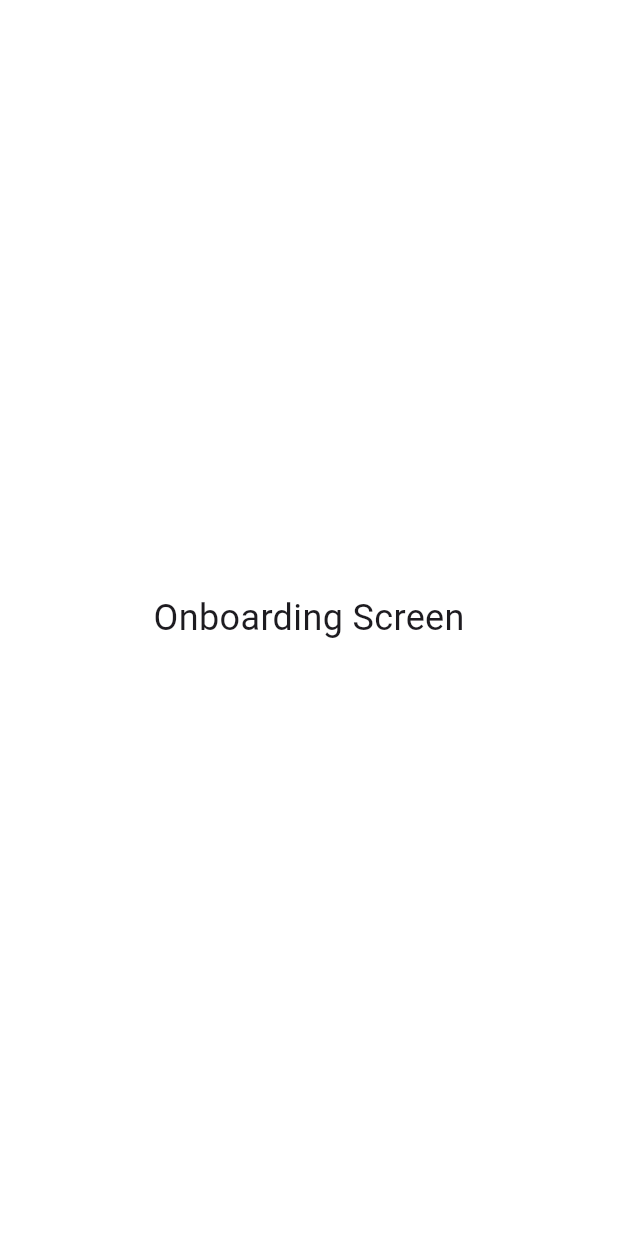
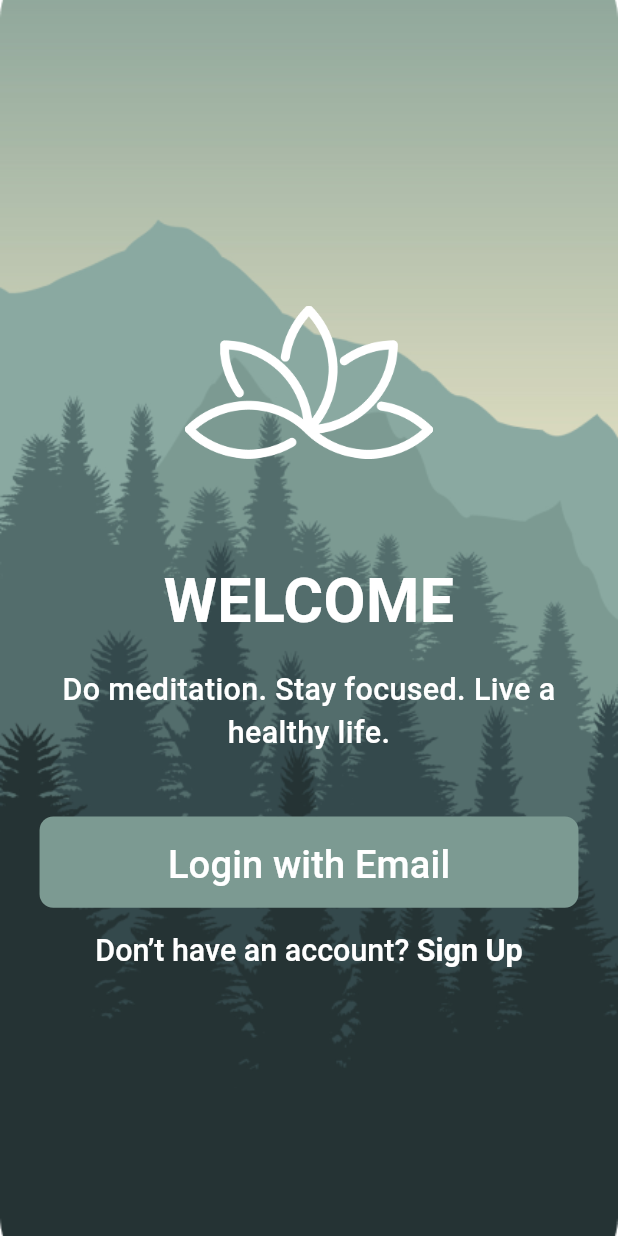
Before and after one commit to mahmoud-elsay/soulsync, a Flutter app: the screen it shows after launch, on a phone screen of 412 x 824 dp. Run offline on Flutter 3.47's test engine with Material 3 defaults, Android fonts, the phone set to English and light mode, and no system bars; our stand-ins replace flutter_screenutil, google_fonts; Roboto replaces fonts that are missing (Alegreya).

Commit message:
Enhance Onboarding and Splash Screens with new UI elements and animations

```diff
--- a/lib/features/onboarding/onboarding_screen.dart
+++ b/lib/features/onboarding/onboarding_screen.dart
@@ -1,13 +1,76 @@
 import 'package:flutter/material.dart';
+import 'package:soulsync/core/helpers/spacing.dart';
+import 'package:soulsync/core/theming/text_styles.dart';
+import 'package:soulsync/core/theming/color_manager.dart';
+import 'package:flutter_screenutil/flutter_screenutil.dart';
+import 'package:soulsync/core/widgets/app_text_button.dart';
 
 class OnboardingScreen extends StatelessWidget {
   const OnboardingScreen({super.key});
 
   @override
   Widget build(BuildContext context) {
-    return const Scaffold(
-      body: Center(
-        child: Text('Onboarding Screen', style: TextStyle(fontSize: 24)),
+    return Scaffold(
+      body: Container(
+        decoration: const BoxDecoration(
+          image: DecorationImage(
+            image: AssetImage('assets/images/splash_background.png'),
+            fit: BoxFit.cover,
+          ),
+        ),
+        child: SafeArea(
+          child: Padding(
+            padding: EdgeInsets.symmetric(horizontal: 24.w),
+            child: Column(
+              mainAxisAlignment: MainAxisAlignment.center,
+              children: [
+                const Spacer(),
+                Center(
+                  child: Image.asset(
+                    'assets/images/logo.png',
+                    width: 150.w,
+                    height: 150.h,
+                  ),
+                ),
+                verticalSpace(40),
+                Text(
+                  'WELCOME',
+                  style: TextStyles.whiteAlegreya40Bold,
+                  textAlign: TextAlign.center,
+                ),
+                verticalSpace(16),
+                Text(
+                  'Do meditation. Stay focused. Live a healthy life.',
+                  style: TextStyles.whiteAlegreyaSans20Medium,
+                  textAlign: TextAlign.center,
+                ),
+                verticalSpace(40),
+                AppTextButton(
+                  buttonText: 'Login with Email',
+                  textStyle: TextStyles.whiteAlegreyaSans25Medium,
+                  onPressed: () {},
+                ),
+                verticalSpace(16),
+                RichText(
+                  text: TextSpan(
+                    children: [
+                      TextSpan(
+                        text: "Don’t have an account? ",
+                        style: TextStyles.whiteAlegreyaSans20Medium,
+                      ),
+                      TextSpan(
+                        text: 'Sign Up',
+                        style: TextStyles.whiteAlegreyaSans20Bold,
+                      ),
+                    ],
+                  ),
+                  textAlign: TextAlign.center,
+                ),
+                const Spacer(),
+              ],
+            ),
+          ),
+        ),
       ),
     );
   }
```
Also changed, not shown: lib/features/splash/splash_screen.dart (+42 -7 lines).
